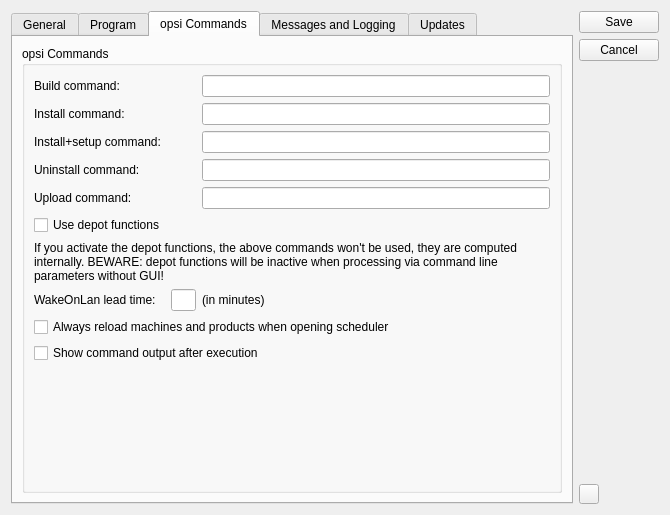
This is oPB/ui/settings.ui in pandel/opsiPackageBuilder as Qt 5 draws it before an edit. The edited form follows.
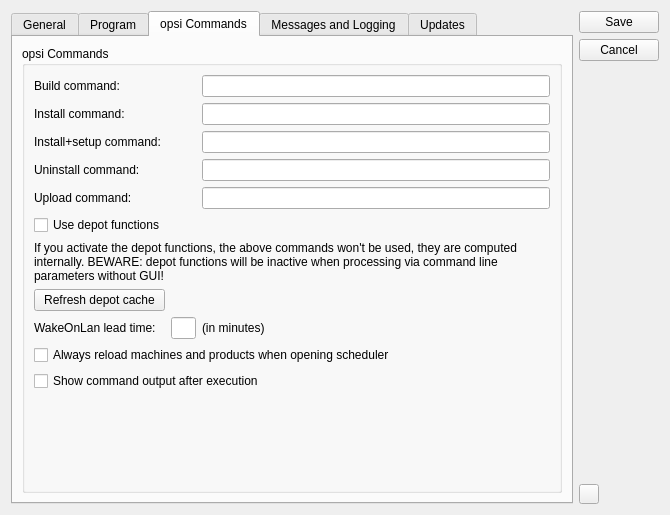
This is the edited form. The open tabs and pages were chosen to show the change. Icons and pictures are not drawn.

Diff of the .ui file:
```diff
--- a/oPB/ui/settings.ui
+++ b/oPB/ui/settings.ui
@@ -630,14 +630,21 @@
           <string>opsi Commands</string>
          </property>
          <layout class="QGridLayout" name="gridLayout_8">
-          <item row="9" column="0" colspan="3">
+          <item row="7" column="0">
+           <widget class="QPushButton" name="btnRefreshDepotCache">
+            <property name="text">
+             <string>Refresh depot cache</string>
+            </property>
+           </widget>
+          </item>
+          <item row="10" column="0" colspan="3">
            <widget class="QCheckBox" name="chkShowOutput">
             <property name="text">
              <string>Show command output after execution</string>
             </property>
            </widget>
           </item>
-          <item row="8" column="0" colspan="4">
+          <item row="9" column="0" colspan="4">
            <widget class="QCheckBox" name="chkAlwaysReload">
             <property name="text">
              <string>Always reload machines and products when opening scheduler</string>
@@ -651,7 +658,7 @@
             </property>
            </widget>
           </item>
-          <item row="7" column="3">
+          <item row="8" column="3">
            <spacer name="horizontalSpacer_2">
             <property name="orientation">
              <enum>Qt::Horizontal</enum>
@@ -730,14 +737,14 @@
           <item row="3" column="2" colspan="2">
            <widget class="QLineEdit" name="inpUninstallCommand"/>
           </item>
-          <item row="7" column="0">
+          <item row="8" column="0">
            <widget class="QLabel" name="label_23">
             <property name="text">
              <string>WakeOnLan lead time:</string>
             </property>
            </widget>
           </item>
-          <item row="7" column="1">
+          <item row="8" column="1">
            <widget class="QLineEdit" name="inpWOLLeadTime">
             <property name="maximumSize">
              <size>
@@ -747,14 +754,14 @@
             </property>
            </widget>
           </item>
-          <item row="7" column="2">
+          <item row="8" column="2">
            <widget class="QLabel" name="label_24">
             <property name="text">
              <string>(in minutes)</string>
             </property>
            </widget>
           </item>
-          <item row="10" column="0">
+          <item row="11" column="0">
            <spacer name="verticalSpacer_2">
             <property name="orientation">
              <enum>Qt::Vertical</enum>
```
Left out of the diff: 2 changed lines with no effect on the pictures.
